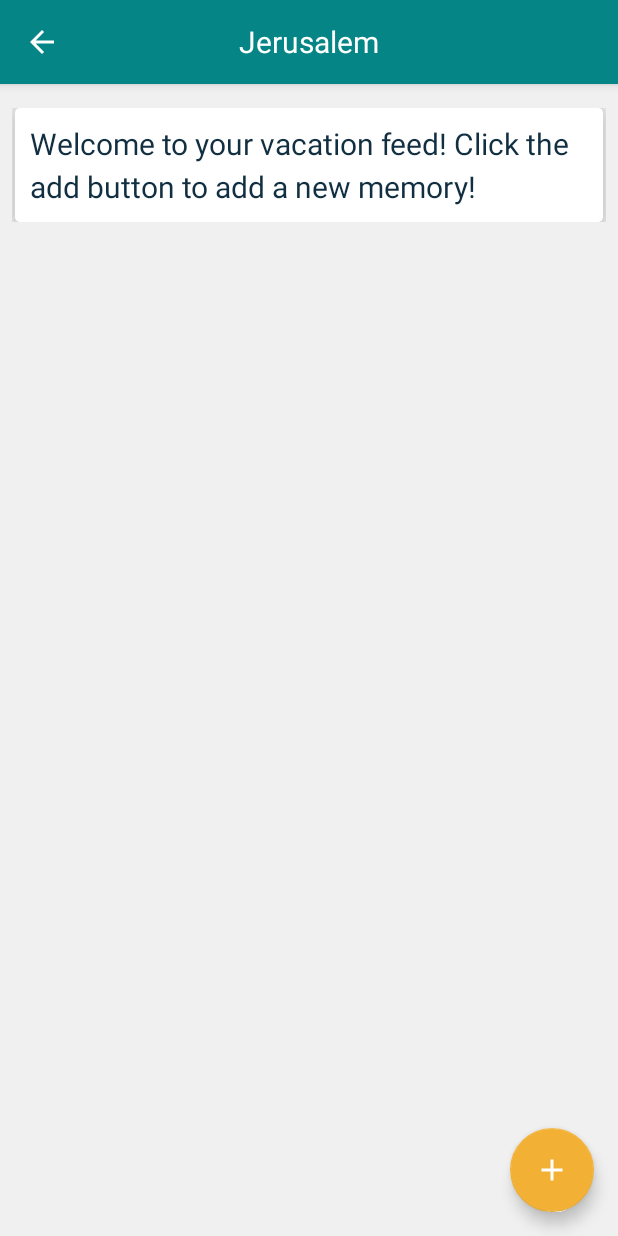
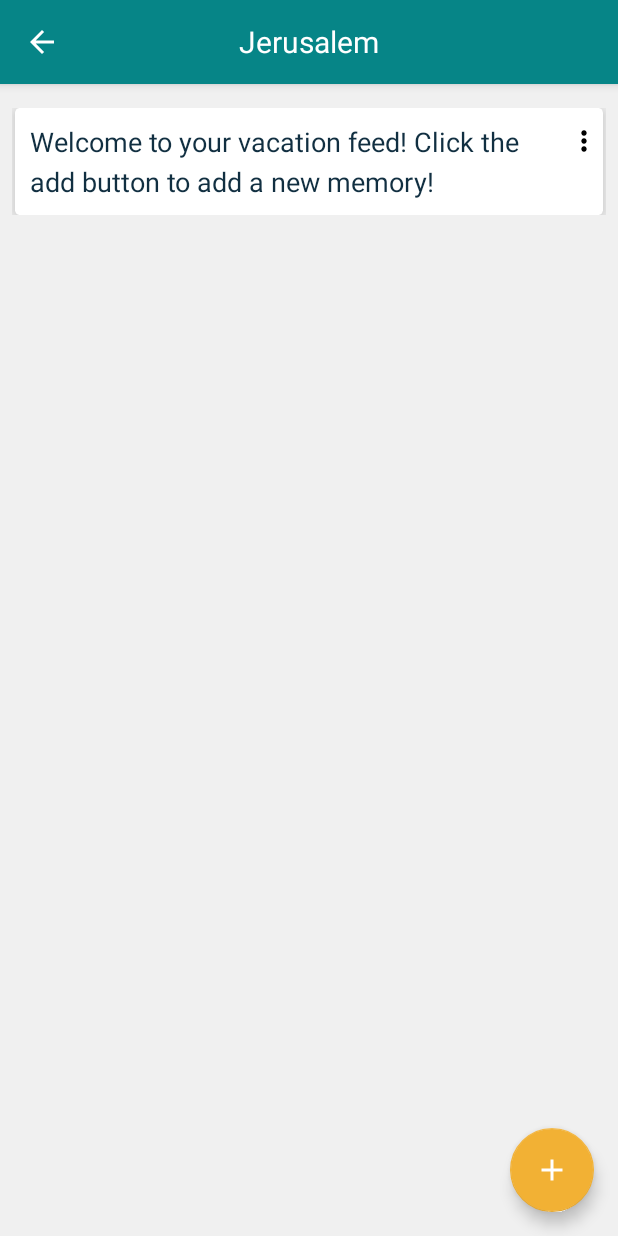
Before and after one commit to clairescout/MyTravelApp, an Android app: the screen it shows after launch (VacationFeedActivity), after a tap on "Jerusalem", on a phone screen of 412 x 824 dp. Run offline under Robolectric (Android 15) with nearby library versions, the phone set to English and light mode, and no system bars; libraries missing offline, so code that uses them is left out: com.spotify.android, com.spotify.protocol; 2 statements that could not run were skipped.

Commit message:
added memory options modal

```diff
--- a/app/build.gradle
+++ b/app/build.gradle
@@ -25,7 +25,10 @@ dependencies {
     implementation 'com.android.support.constraint:constraint-layout:1.1.3'
     implementation 'com.android.support:design:28.0.0'
     implementation 'com.google.android.gms:play-services-maps:15.0.1'
+    implementation 'com.android.support:design:28.0.0-alpha3'
     implementation 'com.android.support:cardview-v7:28.0.0'
+    implementation 'com.android.support:support-v4:28.0.0'
+    implementation 'com.android.support:recyclerview-v7:28.0.0'
     testImplementation 'junit:junit:4.12'
     androidTestImplementation 'com.android.support.test:runner:1.0.2'
     androidTestImplementation 'com.android.support.test.espresso:espresso-core:3.0.2'
--- a/app/src/main/java/com/example/clairescout/mytravelapp/AddMediaActivity.java
+++ b/app/src/main/java/com/example/clairescout/mytravelapp/AddMediaActivity.java
@@ -58,6 +58,9 @@ public class AddMediaActivity extends AppCompatActivity {
         imageView.setImageBitmap(compressedBitmap);
 
         userEnteredText = findViewById(R.id.photo_caption);
+        if (AddMediaPresenter.getInstance().hasText()) {
+            userEnteredText.setText(AddMediaPresenter.getInstance().getText());
+        }
 
 
         uploadButton = findViewById(R.id.upload);
--- a/app/src/main/java/com/example/clairescout/mytravelapp/AddTextActivity.java
+++ b/app/src/main/java/com/example/clairescout/mytravelapp/AddTextActivity.java
@@ -16,6 +16,7 @@ public class AddTextActivity extends AppCompatActivity {
 
     private EditText userEnteredText;
     private Button uploadButton;
+    private String memoryId = null;
 
     @Override
     protected void onCreate(Bundle savedInstanceState) {
@@ -25,8 +26,13 @@ public class AddTextActivity extends AppCompatActivity {
         Intent intent = getIntent();
         final String tripID = intent.getStringExtra("tripId");
         AddTextPresenter.getInstance().setCurrentTrip(tripID);
+        memoryId = intent.getStringExtra("memoryId");
+        AddTextPresenter.getInstance().setCurrentMemory(memoryId);
 
         userEnteredText = findViewById(R.id.memory_text);
+        if (memoryId != null) {
+            userEnteredText.setText(AddTextPresenter.getInstance().getText());
+        }
 
         uploadButton = findViewById(R.id.upload);
         uploadButton.setOnClickListener(new View.OnClickListener() {
--- a/app/src/main/java/com/example/clairescout/mytravelapp/VacationFeedActivity.java
+++ b/app/src/main/java/com/example/clairescout/mytravelapp/VacationFeedActivity.java
@@ -96,14 +96,18 @@ public class VacationFeedActivity extends AppCompatActivity {
     private class MemoryHolder extends RecyclerView.ViewHolder {
         private TextView text;
         private ImageView image;
+        private ImageView memoryOptions;
 
         public MemoryHolder(@NonNull View itemView) {
             super(itemView);
             text = itemView.findViewById(R.id.memory_text);
             image = itemView.findViewById(R.id.memory_photo);
+            memoryOptions = itemView.findViewById(R.id.edit_delete_button);
+
+
         }
 
-        public void bindMemory(Memory memory) {
+        public void bindMemory(final Memory memory) {
             text.setText(memory.getText());
             if (memory instanceof Photo) {
                 // image.setImageResource(R.drawable.templemount);
@@ -111,6 +115,17 @@ public class VacationFeedActivity extends AppCompatActivity {
                 image.setImageBitmap(compressedBitmap);
                 image.setVisibility(View.VISIBLE);
             }
+            memoryOptions.setOnClickListener(new View.OnClickListener() {
+                @Override
+                public void onClick(View v) {
+                    if (memory instanceof Photo) {
+                        showMemoryOptionsDialog(memory.getId(), true);
+                    } else {
+                        showMemoryOptionsDialog(memory.getId(), false);
+                    }
+
+                }
+            });
         }
     }
 
@@ -317,6 +332,18 @@ public class VacationFeedActivity extends AppCompatActivity {
         chooseMediaFragment.show(getSupportFragmentManager(), "dialog");
     }
 
+    void showMemoryOptionsDialog(String memoryId, boolean isPhoto) {
+        DialogFragment memoryOptionsFragment = MemoryOptionsFragment.newInstance();
+        ((MemoryOptionsFragment) memoryOptionsFragment).setMemoryId(memoryId);
+        ((MemoryOptionsFragment) memoryOptionsFragment).setIsPhoto(isPhoto);
+        ((MemoryOptionsFragment) memoryOptionsFragment).setTripId(tripID);
+        memoryOptionsFragment.show(getSupportFragmentManager(), "dialog");
+    }
+
+    public void handleDialogClose() {
+        memoryAdapter.notifyDataSetChanged();
+    }
+
     private void goBackToMyVacations() {
         if (currentSongID != null) {
             pauseMusic();
--- /dev/null
+++ b/app/src/main/res/drawable/ic_more_vert_black_24dp.xml
@@ -0,0 +1,9 @@
+<vector xmlns:android="http://schemas.android.com/apk/res/android"
+        android:width="24dp"
+        android:height="24dp"
+        android:viewportWidth="24.0"
+        android:viewportHeight="24.0">
+    <path
+        android:fillColor="#FF000000"
+        android:pathData="M12,8c1.1,0 2,-0.9 2,-2s-0.9,-2 -2,-2 -2,0.9 -2,2 0.9,2 2,2zM12,10c-1.1,0 -2,0.9 -2,2s0.9,2 2,2 2,-0.9 2,-2 -0.9,-2 -2,-2zM12,16c-1.1,0 -2,0.9 -2,2s0.9,2 2,2 2,-0.9 2,-2 -0.9,-2 -2,-2z"/>
+</vector>
--- a/app/src/main/res/layout/item_memory_in_feed.xml
+++ b/app/src/main/res/layout/item_memory_in_feed.xml
@@ -13,7 +13,7 @@
         android:layout_height="wrap_content"
         android:layout_margin="2dp"
         card_view:cardCornerRadius="3dp"
-        card_view:cardElevation="10dp" >
+        card_view:cardElevation="5dp" >
 
         <LinearLayout
             android:layout_width="match_parent"
@@ -26,6 +26,7 @@
                 android:layout_height="wrap_content"
                 android:layout_gravity="top"
                 android:layout_margin="8dp"
+                android:layout_marginBottom="0dp"
                 android:adjustViewBounds="true"
                 android:visibility="gone"
                 app:layout_constraintBottom_toTopOf="@+id/trip_name"
@@ -34,15 +35,40 @@
                 app:layout_constraintTop_toTopOf="parent"
                 app:layout_constraintVertical_bias="0.0" />
 
-            <TextView
-                android:id="@+id/memory_text"
+            <LinearLayout
                 android:layout_width="match_parent"
+                android:id="@+id/text_linear_layout"
                 android:layout_height="wrap_content"
-                android:text=""
-                android:textSize="20sp"
-                android:lineSpacingExtra="5sp"
-                android:padding="10dp"
-                android:textColor="@color/colorPrimaryDark" />
+                android:orientation="horizontal">
+
+
+
+                <TextView
+                    android:id="@+id/memory_text"
+                    android:layout_width="wrap_content"
+                    android:layout_weight="9"
+                    android:layout_height="wrap_content"
+                    android:text=""
+                    android:textSize="18sp"
+                    android:lineSpacingExtra="5sp"
+                    android:padding="10dp"
+                    android:textColor="@color/colorPrimaryDark" />
+
+                <ImageView
+                    android:layout_width="wrap_content"
+                    android:layout_height="wrap_content"
+                    android:layout_gravity="right"
+                    android:paddingTop="10dp"
+                    android:paddingBottom="10dp"
+                    android:layout_weight="1"
+                    android:paddingRight="2dp"
+                    android:paddingLeft="0dp"
+                    android:id="@+id/edit_delete_button"
+                    android:src="@drawable/ic_more_vert_black_24dp"/>
+
+
+            </LinearLayout>
+
 
         </LinearLayout>
 
--- a/app/src/main/res/values/dimens.xml
+++ b/app/src/main/res/values/dimens.xml
@@ -1,3 +1,4 @@
 <resources>
     <dimen name="fab_margin">16dp</dimen>
+    <dimen name="text_margin">16dp</dimen>
 </resources>
--- a/app/src/main/res/values/strings.xml
+++ b/app/src/main/res/values/strings.xml
@@ -17,4 +17,10 @@
     <string name="camera_label">Choose Picture</string>
     <string name="text_label">Write Journal Entry</string>
     <string name="song_label">Add Song</string>
+    <string name="edit_memory">Edit</string>
+    <string name="delete_memory">Delete</string>
+
+
+    <!-- TODO: Remove or change this placeholder text -->
+    <string name="hello_blank_fragment">Hello blank fragment</string>
 </resources>
--- a/models/src/main/java/com/example/models/Memory.java
+++ b/models/src/main/java/com/example/models/Memory.java
@@ -1,5 +1,9 @@
 package com.example.models;
 
+import java.time.LocalDateTime;
+import java.time.ZonedDateTime;
+import java.util.Calendar;
+import java.util.Date;
 import java.util.UUID;
 
 /**
@@ -9,19 +13,26 @@ import java.util.UUID;
 public class Memory {
     private String text; // will string be long enough?
     private String id;
+    private Date date;
 
     public Memory(String text) {
         this.text = text;
+        this.date = new Date();
         id = UUID.randomUUID().toString();
+
     }
 
     public Memory(String text, String id) {
         this.text = text;
+        this.date = new Date();
         this.id = id;
+
     }
 
     public Memory() {
+        this.date = new Date();
         id = UUID.randomUUID().toString();
+
     }
 
     public String getText() {
--- a/models/src/main/java/com/example/models/Trip.java
+++ b/models/src/main/java/com/example/models/Trip.java
@@ -92,6 +92,12 @@ public class Trip {
         }
     }
 
+    public void deleteMemory(String memoryId) {
+        Memory memory = getMemoryById(memoryId);
+        idToMemory.remove(memory);
+        memories.remove(memory);
+    }
+
     public void setSong(Song song) {
         this.song = song;
     }
```
Also changed, not shown: app/src/main/java/com/example/clairescout/mytravelapp/MemoryOptionsFragment.java (added, +80 -0 lines), app/src/main/java/presenters/AddMediaPresenter.java (+12 -1 lines), app/src/main/java/presenters/AddTextPresenter.java (+16 -3 lines), app/src/main/res/layout/fragment_memory_options.xml (added, +40 -0 lines), 1 other file.
